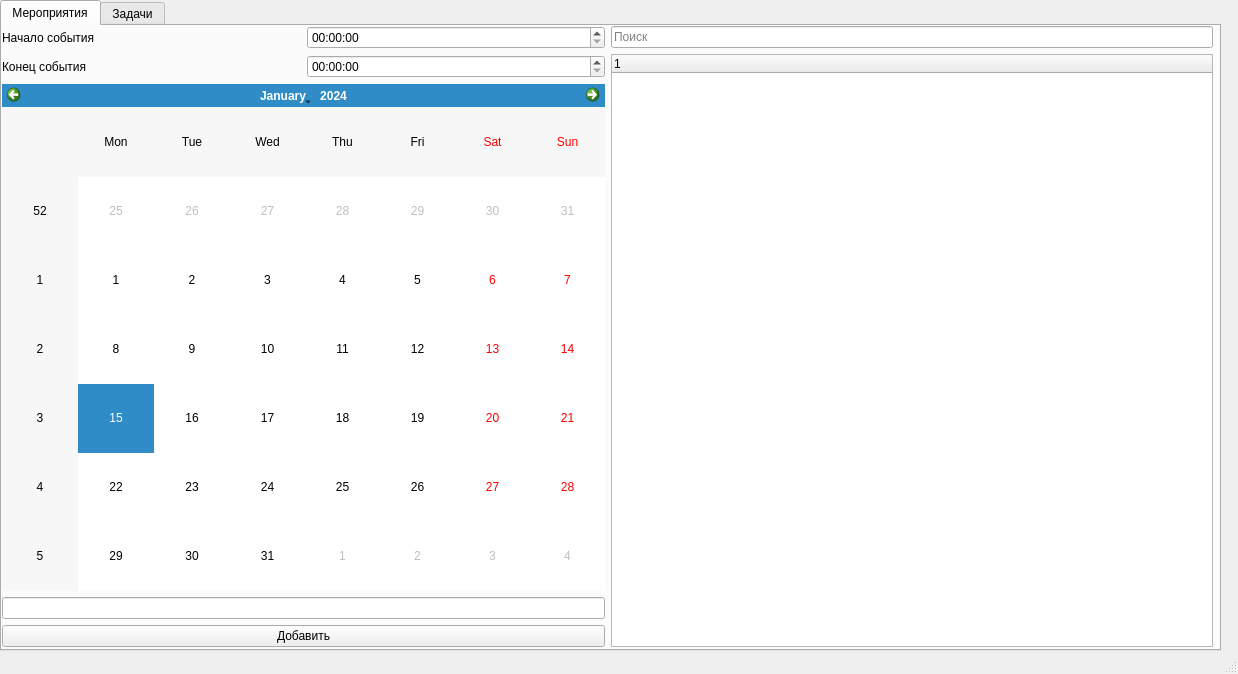
Qt form design_test.ui (maxpaleev/Task_manager) before a commit.
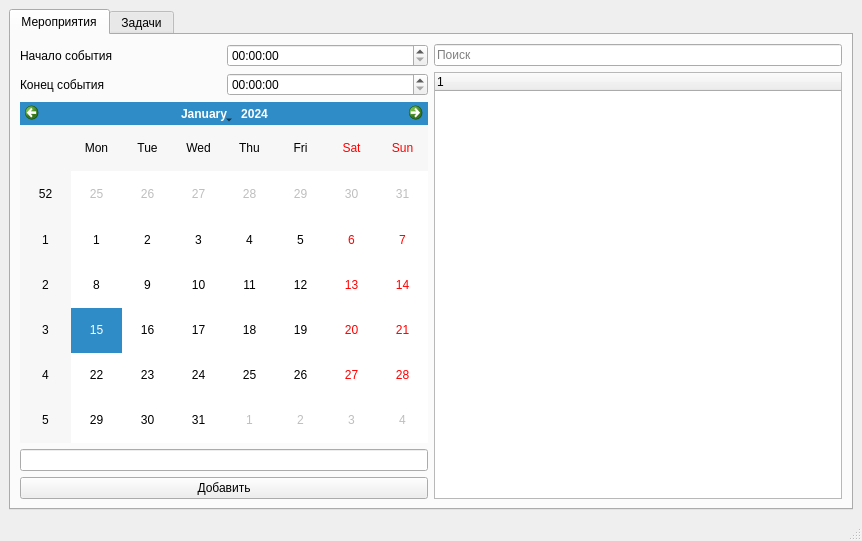
The same form after that commit.

Commit message: переделка интерфейса

Diff of the .ui file:
```diff
--- a/design_test.ui
+++ b/design_test.ui
@@ -2,20 +2,6 @@
 <ui version="4.0">
  <class>MainWindow</class>
  <widget class="QMainWindow" name="MainWindow">
-  <property name="geometry">
-   <rect>
-    <x>0</x>
-    <y>0</y>
-    <width>1238</width>
-    <height>674</height>
-   </rect>
-  </property>
-  <property name="sizePolicy">
-   <sizepolicy hsizetype="Maximum" vsizetype="Maximum">
-    <horstretch>0</horstretch>
-    <verstretch>0</verstretch>
-   </sizepolicy>
-  </property>
   <property name="windowTitle">
    <string>MainWindow</string>
   </property>
@@ -23,61 +9,22 @@
    <property name="enabled">
     <bool>true</bool>
    </property>
-   <property name="sizePolicy">
-    <sizepolicy hsizetype="Maximum" vsizetype="Maximum">
-     <horstretch>0</horstretch>
-     <verstretch>0</verstretch>
-    </sizepolicy>
-   </property>
+   <layout class="QVBoxLayout" name="mainVLayout">
+    <item>
    <widget class="QTabWidget" name="tabWidget">
-    <property name="geometry">
-     <rect>
-      <x>0</x>
-      <y>0</y>
-      <width>1221</width>
-      <height>651</height>
-     </rect>
-    </property>
-    <property name="sizePolicy">
-     <sizepolicy hsizetype="Maximum" vsizetype="Maximum">
-      <horstretch>0</horstretch>
-      <verstretch>0</verstretch>
-     </sizepolicy>
-    </property>
     <property name="minimumSize">
      <size>
       <width>781</width>
       <height>501</height>
      </size>
     </property>
-    <property name="maximumSize">
-     <size>
-      <width>16777215</width>
-      <height>10000000</height>
-     </size>
-    </property>
     <property name="currentIndex">
      <number>0</number>
     </property>
     <widget class="QWidget" name="Events">
-     <property name="maximumSize">
-      <size>
-       <width>100000</width>
-       <height>100000</height>
-      </size>
-     </property>
      <attribute name="title">
       <string>Мероприятия</string>
      </attribute>
-     <widget class="QWidget" name="horizontalLayoutWidget_4">
-      <property name="geometry">
-       <rect>
-        <x>0</x>
-        <y>0</y>
-        <width>1211</width>
-        <height>621</height>
-       </rect>
-      </property>
       <layout class="QHBoxLayout" name="horizontalLayout_4">
        <item>
         <layout class="QVBoxLayout" name="verticalLayout">
@@ -141,6 +88,9 @@
          </item>
          <item>
           <widget class="QTreeWidget" name="eventList">
+            <property name="enabled">
+             <bool>true</bool>
+            </property>
            <column>
             <property name="text">
              <string notr="true">1</string>
@@ -151,21 +101,11 @@
         </layout>
        </item>
       </layout>
-     </widget>
     </widget>
     <widget class="QWidget" name="ToDo">
      <attribute name="title">
       <string>Задачи</string>
      </attribute>
-     <widget class="QWidget" name="horizontalLayoutWidget_7">
-      <property name="geometry">
-       <rect>
-        <x>0</x>
-        <y>0</y>
-        <width>1211</width>
-        <height>621</height>
-       </rect>
-      </property>
       <layout class="QHBoxLayout" name="horizontalLayout_7">
        <item>
         <layout class="QVBoxLayout" name="verticalLayout_3">
@@ -198,9 +138,9 @@
            <item>
             <widget class="QLineEdit" name="taskDes">
              <property name="sizePolicy">
-              <sizepolicy hsizetype="Expanding" vsizetype="Ignored">
+               <sizepolicy hsizetype="Expanding" vsizetype="Expanding">
                <horstretch>0</horstretch>
-               <verstretch>0</verstretch>
+                <verstretch>1</verstretch>
               </sizepolicy>
              </property>
             </widget>
@@ -303,7 +243,8 @@
       </layout>
      </widget>
     </widget>
-   </widget>
+    </item>
+   </layout>
   </widget>
   <widget class="QStatusBar" name="statusbar"/>
  </widget>
```
Lines whose indentation alone changed are shown as unchanged.
